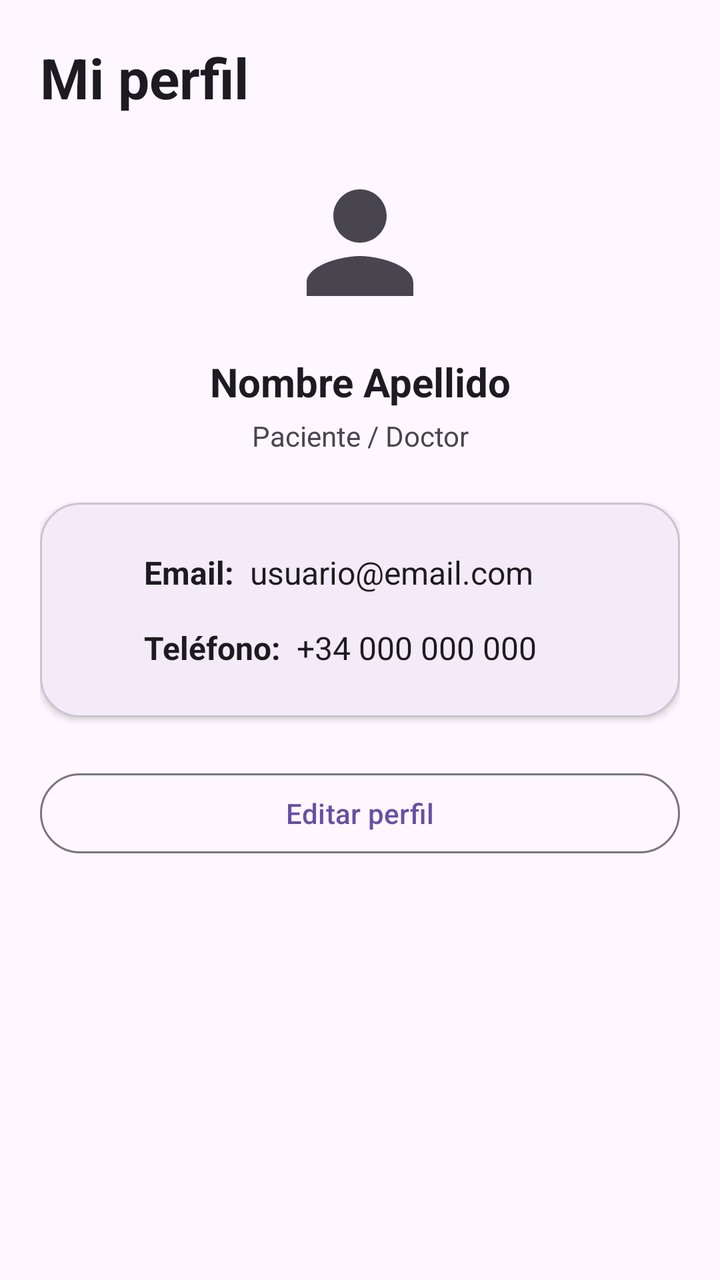
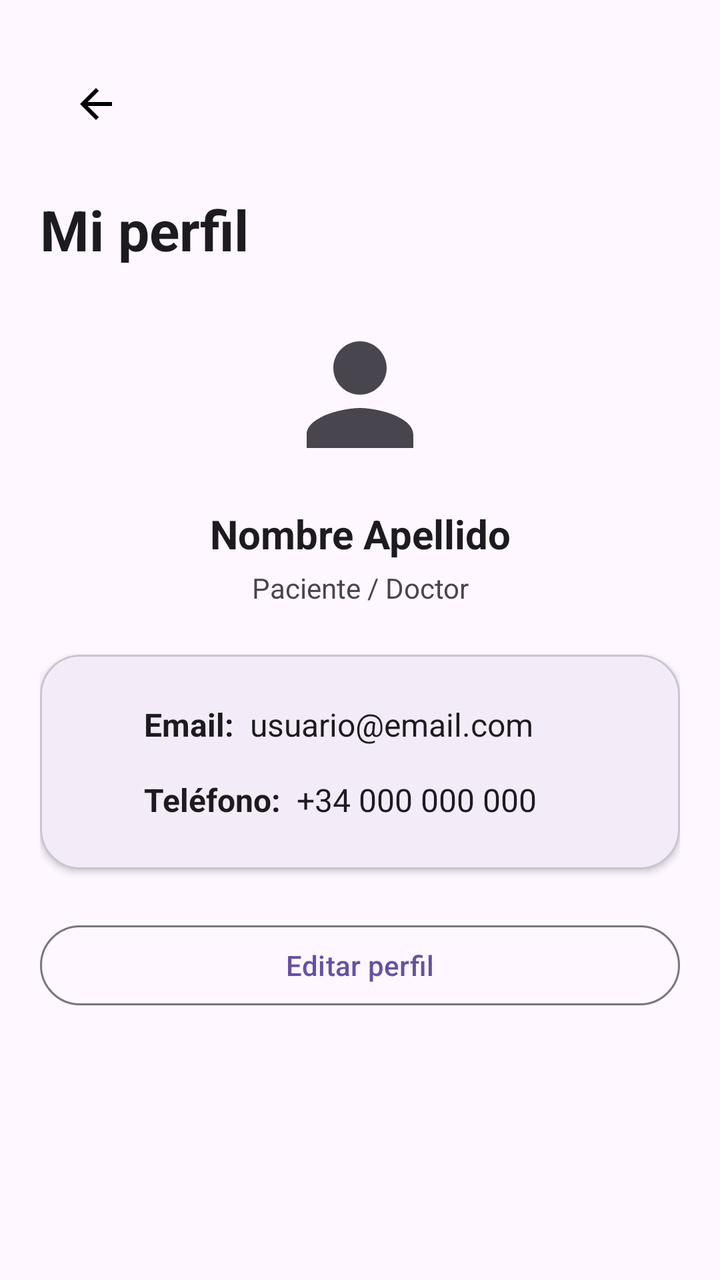

Two renders of the same Android screen: before a commit and after it. Below are the layout's source before the change and the commit's diff.
<!-- AndroidManifest.xml: application theme Theme.AppMedicosCarlos -->
<!-- res/layout/activity_profile.xml -->
<?xml version="1.0" encoding="utf-8"?>
<androidx.core.widget.NestedScrollView
    xmlns:android="http://schemas.android.com/apk/res/android"
    xmlns:app="http://schemas.android.com/apk/res-auto"
    android:layout_width="match_parent"
    android:layout_height="match_parent"
    android:fillViewport="true">

    <androidx.constraintlayout.widget.ConstraintLayout
        android:layout_width="match_parent"
        android:layout_height="wrap_content"
        android:padding="20dp"
        android:background="?android:attr/colorBackground">

        <TextView
            android:id="@+id/tvTitle"
            android:layout_width="0dp"
            android:layout_height="wrap_content"
            android:text="Mi perfil"
            android:textSize="28sp"
            android:textStyle="bold"
            android:textColor="?attr/colorOnSurface"
            app:layout_constraintTop_toTopOf="parent"
            app:layout_constraintStart_toStartOf="parent"
            app:layout_constraintEnd_toEndOf="parent" />

        <com.google.android.material.imageview.ShapeableImageView
            android:id="@+id/ivAvatar"
            android:layout_width="80dp"
            android:layout_height="80dp"
            android:layout_marginTop="24dp"
            android:src="@drawable/ic_person"
            android:scaleType="centerCrop"
            app:tint="?attr/colorOnSurfaceVariant"
            app:layout_constraintTop_toBottomOf="@id/tvTitle"
            app:layout_constraintStart_toStartOf="parent"
            app:layout_constraintEnd_toEndOf="parent" />

        <TextView
            android:id="@+id/tvFullName"
            android:layout_width="0dp"
            android:layout_height="wrap_content"
            android:layout_marginTop="16dp"
            android:text="Nombre Apellido"
            android:textSize="20sp"
            android:textStyle="bold"
            android:textAlignment="center"
            android:textColor="?attr/colorOnSurface"
            app:layout_constraintTop_toBottomOf="@id/ivAvatar"
            app:layout_constraintStart_toStartOf="parent"
            app:layout_constraintEnd_toEndOf="parent" />

        <TextView
            android:id="@+id/tvRole"
            android:layout_width="0dp"
            android:layout_height="wrap_content"
            android:layout_marginTop="4dp"
            android:text="Paciente / Doctor"
            android:textSize="14sp"
            android:textAlignment="center"
            android:textColor="?attr/colorOnSurfaceVariant"
            app:layout_constraintTop_toBottomOf="@id/tvFullName"
            app:layout_constraintStart_toStartOf="parent"
            app:layout_constraintEnd_toEndOf="parent" />

        
        <com.google.android.material.card.MaterialCardView
            android:id="@+id/cardInfo"
            android:layout_width="0dp"
            android:layout_height="wrap_content"
            android:layout_marginTop="24dp"
            app:cardCornerRadius="20dp"
            app:cardElevation="2dp"
            app:layout_constraintTop_toBottomOf="@id/tvRole"
            app:layout_constraintStart_toStartOf="parent"
            app:layout_constraintEnd_toEndOf="parent">

            <LinearLayout
                android:layout_width="match_parent"
                android:layout_height="wrap_content"
                android:orientation="vertical"
                android:padding="16dp">

                
                <LinearLayout
                    android:id="@+id/rowEmail"
                    android:layout_width="match_parent"
                    android:layout_height="wrap_content"
                    android:orientation="horizontal"
                    android:gravity="center_vertical"
                    android:paddingVertical="8dp">

                    <ImageView
                        android:layout_width="20dp"
                        android:layout_height="20dp"
                        app:tint="?attr/colorPrimary" />

                    <TextView
                        android:layout_width="wrap_content"
                        android:layout_height="wrap_content"
                        android:layout_marginStart="16dp"
                        android:text="Email:"
                        android:textSize="16sp"
                        android:textStyle="bold"
                        android:textColor="?attr/colorOnSurface" />

                    <TextView
                        android:id="@+id/tvEmail"
                        android:layout_width="0dp"
                        android:layout_height="wrap_content"
                        android:layout_weight="1"
                        android:layout_marginStart="8dp"
                        android:text="usuario@email.com"
                        android:textSize="16sp"
                        android:textColor="?attr/colorOnSurface" />
                </LinearLayout>

                <LinearLayout
                    android:id="@+id/rowPhone"
                    android:layout_width="match_parent"
                    android:layout_height="wrap_content"
                    android:orientation="horizontal"
                    android:gravity="center_vertical"
                    android:paddingVertical="8dp">

                    <ImageView
                        android:layout_width="20dp"
                        android:layout_height="20dp"
                        app:tint="?attr/colorPrimary" />

                    <TextView
                        android:layout_width="wrap_content"
                        android:layout_height="wrap_content"
                        android:layout_marginStart="16dp"
                        android:text="Teléfono:"
                        android:textSize="16sp"
                        android:textStyle="bold"
                        android:textColor="?attr/colorOnSurface" />

                    <TextView
                        android:id="@+id/tvPhone"
                        android:layout_width="0dp"
                        android:layout_height="wrap_content"
                        android:layout_weight="1"
                        android:layout_marginStart="8dp"
                        android:text="+34 000 000 000"
                        android:textSize="16sp"
                        android:textColor="?attr/colorOnSurface" />
                </LinearLayout>

                
                <LinearLayout
                    android:id="@+id/rowDateOfBirth"
                    android:layout_width="match_parent"
                    android:layout_height="wrap_content"
                    android:orientation="horizontal"
                    android:gravity="center_vertical"
                    android:paddingVertical="8dp"
                    android:visibility="gone">

                    <ImageView
                        android:layout_width="20dp"
                        android:layout_height="20dp"
                        app:tint="?attr/colorPrimary" />

                    <TextView
                        android:layout_width="wrap_content"
                        android:layout_height="wrap_content"
                        android:layout_marginStart="16dp"
                        android:text="Fecha de nacimiento:"
                        android:textSize="16sp"
                        android:textStyle="bold"
                        android:textColor="?attr/colorOnSurface" />

                    <TextView
                        android:id="@+id/tvDateOfBirth"
                        android:layout_width="0dp"
                        android:layout_height="wrap_content"
                        android:layout_weight="1"
                        android:layout_marginStart="8dp"
                        android:text="1990-01-01"
                        android:textSize="16sp"
                        android:textColor="?attr/colorOnSurface" />
                </LinearLayout>

                <LinearLayout
                    android:id="@+id/rowGender"
                    android:layout_width="match_parent"
                    android:layout_height="wrap_content"
                    android:orientation="horizontal"
                    android:gravity="center_vertical"
                    android:paddingVertical="8dp"
                    android:visibility="gone">

                    <ImageView
                        android:layout_width="20dp"
                        android:layout_height="20dp"
                        app:tint="?attr/colorPrimary" />

                    <TextView
                        android:layout_width="wrap_content"
                        android:layout_height="wrap_content"
                        android:layout_marginStart="16dp"
                        android:text="Género:"
                        android:textSize="16sp"
                        android:textStyle="bold"
                        android:textColor="?attr/colorOnSurface" />

                    <TextView
                        android:id="@+id/tvGender"
                        android:layout_width="0dp"
                        android:layout_height="wrap_content"
                        android:layout_weight="1"
                        android:layout_marginStart="8dp"
                        android:text="Femenino"
                        android:textSize="16sp"
                        android:textColor="?attr/colorOnSurface" />
                </LinearLayout>

                <LinearLayout
                    android:id="@+id/rowContact"
                    android:layout_width="match_parent"
                    android:layout_height="wrap_content"
                    android:orientation="horizontal"
                    android:gravity="center_vertical"
                    android:paddingVertical="8dp"
                    android:visibility="gone">

                    <ImageView
                        android:layout_width="20dp"
                        android:layout_height="20dp"
                        app:tint="?attr/colorPrimary" />

                    <TextView
                        android:layout_width="wrap_content"
                        android:layout_height="wrap_content"
                        android:layout_marginStart="16dp"
                        android:text="Contacto de emergencia:"
                        android:textSize="16sp"
                        android:textStyle="bold"
                        android:textColor="?attr/colorOnSurface" />

                    <TextView
                        android:id="@+id/tvContact"
                        android:layout_width="0dp"
                        android:layout_height="wrap_content"
                        android:layout_weight="1"
                        android:layout_marginStart="8dp"
                        android:text="Nombre - Teléfono"
                        android:textSize="16sp"
                        android:textColor="?attr/colorOnSurface" />
                </LinearLayout>

                
                <LinearLayout
                    android:id="@+id/rowLicense"
                    android:layout_width="match_parent"
                    android:layout_height="wrap_content"
                    android:orientation="horizontal"
                    android:gravity="center_vertical"
                    android:paddingVertical="8dp"
                    android:visibility="gone">

                    <ImageView
                        android:layout_width="20dp"
                        android:layout_height="20dp"
                        app:tint="?attr/colorPrimary" />

                    <TextView
                        android:layout_width="wrap_content"
                        android:layout_height="wrap_content"
                        android:layout_marginStart="16dp"
                        android:text="Nº de colegiado:"
                        android:textSize="16sp"
                        android:textStyle="bold"
                        android:textColor="?attr/colorOnSurface" />

                    <TextView
                        android:id="@+id/tvLicense"
                        android:layout_width="0dp"
                        android:layout_height="wrap_content"
                        android:layout_weight="1"
                        android:layout_marginStart="8dp"
                        android:text="123456"
                        android:textSize="16sp"
                        android:textColor="?attr/colorOnSurface" />
                </LinearLayout>

                <LinearLayout
                    android:id="@+id/rowSpecialty"
                    android:layout_width="match_parent"
                    android:layout_height="wrap_content"
                    android:orientation="horizontal"
                    android:gravity="center_vertical"
                    android:paddingVertical="8dp"
                    android:visibility="gone">

                    <ImageView
                        android:layout_width="20dp"
                        android:layout_height="20dp"
                        app:tint="?attr/colorPrimary" />

                    <TextView
                        android:layout_width="wrap_content"
                        android:layout_height="wrap_content"
                        android:layout_marginStart="16dp"
                        android:text="Especialidad:"
                        android:textSize="16sp"
                        android:textStyle="bold"
                        android:textColor="?attr/colorOnSurface" />

                    <TextView
                        android:id="@+id/tvSpecialty"
                        android:layout_width="0dp"
                        android:layout_height="wrap_content"
                        android:layout_weight="1"
                        android:layout_marginStart="8dp"
                        android:text="Cardiología"
                        android:textSize="16sp"
                        android:textColor="?attr/colorOnSurface" />
                </LinearLayout>

                <LinearLayout
                    android:id="@+id/rowOffice"
                    android:layout_width="match_parent"
                    android:layout_height="wrap_content"
                    android:orientation="horizontal"
                    android:gravity="center_vertical"
                    android:paddingVertical="8dp"
                    android:visibility="gone">

                    <ImageView
                        android:layout_width="20dp"
                        android:layout_height="20dp"
                        app:tint="?attr/colorPrimary" />

                    <TextView
                        android:layout_width="wrap_content"
                        android:layout_height="wrap_content"
                        android:layout_marginStart="16dp"
                        android:text="Consultorio:"
                        android:textSize="16sp"
                        android:textStyle="bold"
                        android:textColor="?attr/colorOnSurface" />

                    <TextView
                        android:id="@+id/tvOffice"
                        android:layout_width="0dp"
                        android:layout_height="wrap_content"
                        android:layout_weight="1"
                        android:layout_marginStart="8dp"
                        android:text="Calle Salud, 123"
                        android:textSize="16sp"
                        android:textColor="?attr/colorOnSurface" />
                </LinearLayout>

                <LinearLayout
                    android:id="@+id/rowBio"
                    android:layout_width="match_parent"
                    android:layout_height="wrap_content"
                    android:orientation="horizontal"
                    android:gravity="center_vertical"
                    android:paddingVertical="8dp"
                    android:visibility="gone">

                    <ImageView
                        android:layout_width="20dp"
                        android:layout_height="20dp"
                        app:tint="?attr/colorPrimary" />

                    <TextView
                        android:layout_width="wrap_content"
                        android:layout_height="wrap_content"
                        android:layout_marginStart="16dp"
                        android:text="Biografía:"
                        android:textSize="16sp"
                        android:textStyle="bold"
                        android:textColor="?attr/colorOnSurface" />

                    <TextView
                        android:id="@+id/tvBio"
                        android:layout_width="0dp"
                        android:layout_height="wrap_content"
                        android:layout_weight="1"
                        android:layout_marginStart="8dp"
                        android:text="Especialista en salud cardiovascular..."
                        android:textSize="16sp"
                        android:textColor="?attr/colorOnSurface" />
                </LinearLayout>

            </LinearLayout>
        </com.google.android.material.card.MaterialCardView>

        <com.google.android.material.button.MaterialButton
            android:id="@+id/btnEditProfile"
            style="@style/Widget.Material3.Button.OutlinedButton"
            android:layout_width="0dp"
            android:layout_height="wrap_content"
            android:layout_marginTop="24dp"
            android:text="Editar perfil"
            app:layout_constraintTop_toBottomOf="@id/cardInfo"
            app:layout_constraintStart_toStartOf="parent"
            app:layout_constraintEnd_toEndOf="parent" />

    </androidx.constraintlayout.widget.ConstraintLayout>
</androidx.core.widget.NestedScrollView>
<!-- resources referenced by this layout -->
<resources>
  <!-- drawable ic_person (drawable) -->
  <vector xmlns:android="http://schemas.android.com/apk/res/android"
      android:width="24dp"
      android:height="24dp"
      android:viewportWidth="24"
      android:viewportHeight="24"
      android:tint="?attr/colorOnSurface">
      <path
          android:fillColor="@android:color/white"
          android:pathData="M12,12c2.21,0 4,-1.79 4,-4s-1.79,-4 -4,-4 -4,1.79 -4,4 1.79,4 4,4zM12,14c-2.67,0 -8,1.34 -8,4v2h16v-2c0,-2.66 -5.33,-4 -8,-4z"/>
  </vector>
  <style name="Theme.AppMedicosCarlos" parent="Base.Theme.AppMedicosCarlos" />
  <style name="Base.Theme.AppMedicosCarlos" parent="Theme.Material3.DayNight.NoActionBar">
          
          
      </style>
</resources>

<!-- the commit's change to res/layout/activity_profile.xml (unified diff, before → after) -->
@@ -12,6 +12,16 @@
         android:padding="20dp"
         android:background="?android:attr/colorBackground">
 
+        <com.google.android.material.appbar.MaterialToolbar
+            android:id="@+id/topAppBar"
+            android:layout_width="0dp"
+            android:layout_height="wrap_content"
+            android:background="@android:color/transparent"
+            app:navigationIcon="@drawable/ic_arrow_back"
+            app:layout_constraintTop_toTopOf="parent"
+            app:layout_constraintStart_toStartOf="parent"
+            app:layout_constraintEnd_toEndOf="parent" />
+
         <TextView
             android:id="@+id/tvTitle"
             android:layout_width="0dp"
@@ -20,9 +30,10 @@
             android:textSize="28sp"
             android:textStyle="bold"
             android:textColor="?attr/colorOnSurface"
-            app:layout_constraintTop_toTopOf="parent"
-            app:layout_constraintStart_toStartOf="parent"
-            app:layout_constraintEnd_toEndOf="parent" />
+            app:layout_constraintTop_toBottomOf="@id/topAppBar"
+            app:layout_constraintStart_toStartOf="parent"
+            app:layout_constraintEnd_toEndOf="parent"
+            android:layout_marginTop="12dp"/>
 
         <com.google.android.material.imageview.ShapeableImageView
             android:id="@+id/ivAvatar"
@@ -63,7 +74,6 @@
             app:layout_constraintStart_toStartOf="parent"
             app:layout_constraintEnd_toEndOf="parent" />
 
-        
         <com.google.android.material.card.MaterialCardView
             android:id="@+id/cardInfo"
             android:layout_width="0dp"
@@ -81,7 +91,6 @@
                 android:orientation="vertical"
                 android:padding="16dp">
 
-                
                 <LinearLayout
                     android:id="@+id/rowEmail"
                     android:layout_width="match_parent"
@@ -148,7 +157,6 @@
                         android:textColor="?attr/colorOnSurface" />
                 </LinearLayout>
 
-                
                 <LinearLayout
                     android:id="@+id/rowDateOfBirth"
                     android:layout_width="match_parent"
@@ -251,7 +259,6 @@
                         android:textColor="?attr/colorOnSurface" />
                 </LinearLayout>
 
-                
                 <LinearLayout
                     android:id="@+id/rowLicense"
                     android:layout_width="match_parent"
<!-- resource entries referenced after the edit -->
@@ -1,5 +1,16 @@
 <!-- resources referenced by this layout -->
 <resources>
+  <!-- drawable ic_arrow_back (drawable) -->
+  <vector xmlns:android="http://schemas.android.com/apk/res/android"
+      android:width="24dp"
+      android:height="24dp"
+      android:viewportWidth="24"
+      android:viewportHeight="24">
+  
+      <path
+          android:fillColor="@android:color/black"
+          android:pathData="M20,11H7.83l5.59,-5.59L12,4l-8,8 8,8 1.41,-1.41L7.83,13H20v-2z"/>
+  </vector>
   <!-- drawable ic_person (drawable) -->
   <vector xmlns:android="http://schemas.android.com/apk/res/android"
       android:width="24dp"
